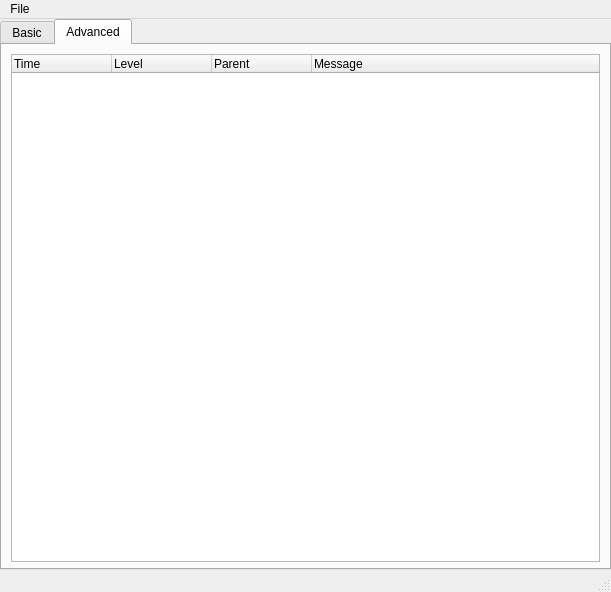
Qt form NovaGUI/UI/loggerwindow.ui (altf4/Nova) before a commit.
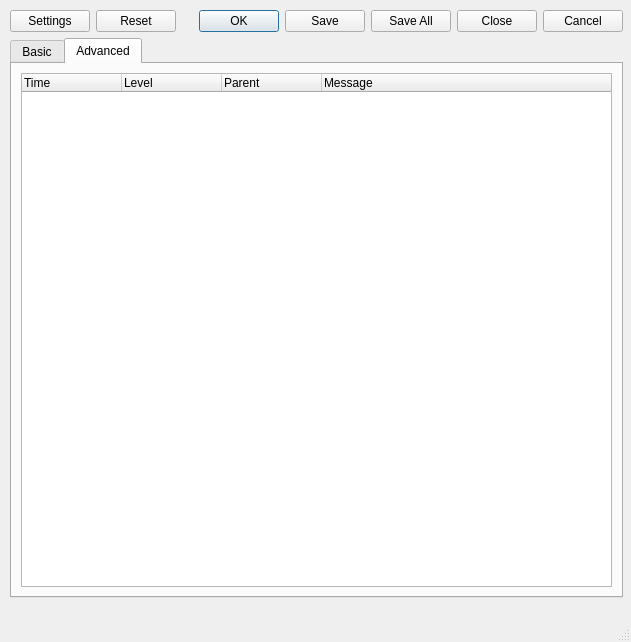
The same form after that commit.

```diff
--- a/NovaGUI/UI/loggerwindow.ui
+++ b/NovaGUI/UI/loggerwindow.ui
@@ -6,21 +6,42 @@
    <rect>
     <x>0</x>
     <y>0</y>
-    <width>611</width>
-    <height>591</height>
+    <width>631</width>
+    <height>642</height>
    </rect>
   </property>
   <property name="windowTitle">
    <string>MainWindow</string>
   </property>
   <widget class="QWidget" name="centralwidget">
+   <widget class="QWidget" name="">
+    <property name="geometry">
+     <rect>
+      <x>10</x>
+      <y>10</y>
+      <width>613</width>
+      <height>588</height>
+     </rect>
+    </property>
+    <layout class="QVBoxLayout" name="verticalLayout">
+     <item>
    <layout class="QHBoxLayout" name="horizontalLayout">
-    <property name="spacing">
-     <number>0</number>
-    </property>
-    <property name="margin">
-     <number>0</number>
-    </property>
+       <item>
+        <widget class="QPushButton" name="pushButton">
+         <property name="text">
+          <string>Settings</string>
+         </property>
+        </widget>
+       </item>
+       <item>
+        <widget class="QDialogButtonBox" name="buttonBox">
+         <property name="standardButtons">
+          <set>QDialogButtonBox::Cancel|QDialogButtonBox::Close|QDialogButtonBox::Ok|QDialogButtonBox::Reset|QDialogButtonBox::Save|QDialogButtonBox::SaveAll</set>
+         </property>
+        </widget>
+       </item>
+      </layout>
+     </item>
     <item>
      <widget class="QTabWidget" name="tabWidget">
       <property name="sizePolicy">
@@ -42,7 +63,7 @@
        <attribute name="title">
         <string>Basic</string>
        </attribute>
-       <layout class="QGridLayout" name="gridLayout">
+        <layout class="QGridLayout" name="gridLayout_2">
         <item row="0" column="0">
          <widget class="QTreeWidget" name="treeWidget">
           <property name="sizePolicy">
@@ -73,7 +94,7 @@
        <attribute name="title">
         <string>Advanced</string>
        </attribute>
-       <layout class="QGridLayout" name="gridLayout_2">
+        <layout class="QGridLayout" name="gridLayout_3">
         <item row="0" column="0">
          <widget class="QTreeWidget" name="treeWidget_2">
           <property name="sizePolicy">
@@ -128,21 +149,6 @@
     </item>
    </layout>
   </widget>
-  <widget class="QMenuBar" name="menubar">
-   <property name="geometry">
-    <rect>
-     <x>0</x>
-     <y>0</y>
-     <width>611</width>
-     <height>20</height>
-    </rect>
-   </property>
-   <widget class="QMenu" name="menuFile">
-    <property name="title">
-     <string>File</string>
-    </property>
-   </widget>
-   <addaction name="menuFile"/>
   </widget>
   <widget class="QStatusBar" name="statusbar"/>
  </widget>
```
Lines whose indentation alone changed are shown as unchanged.
